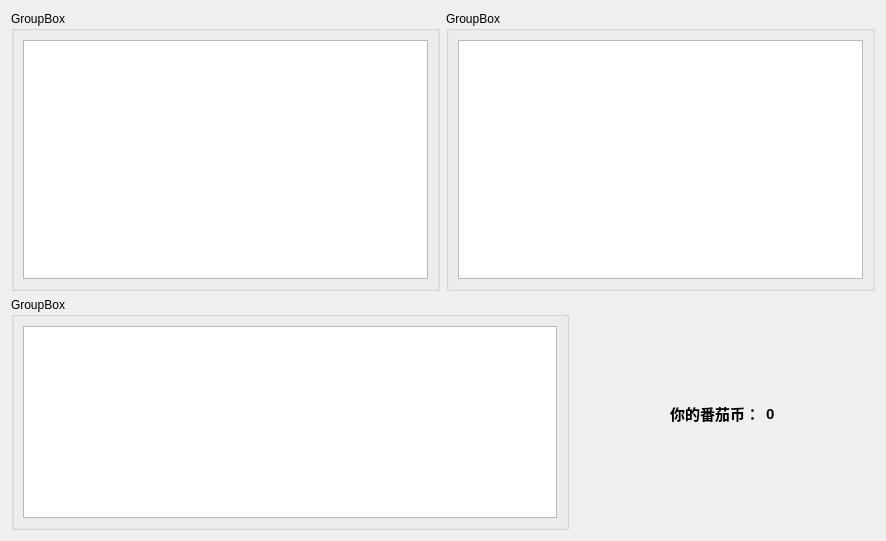
This is gui/firstWidget.ui in WatsonJay/tomato_farm as Qt 5 draws it before an edit. The edited form follows.
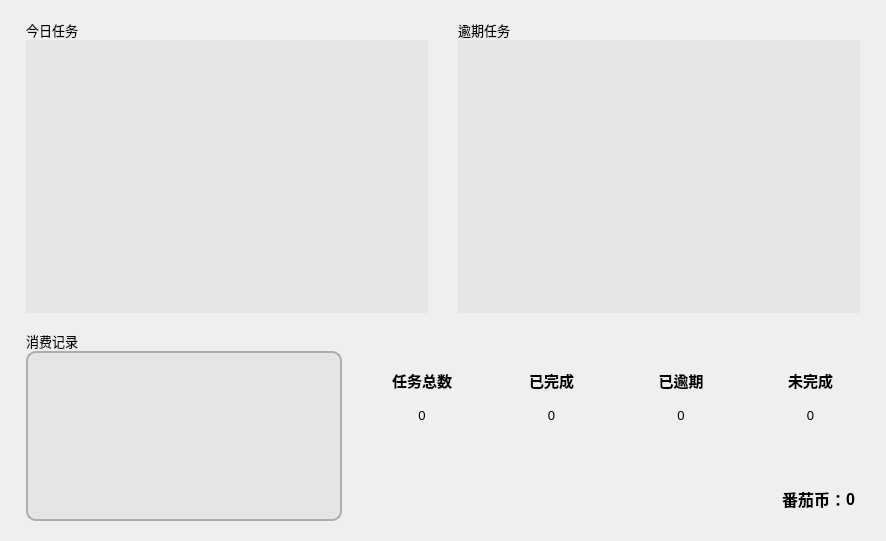
This is the edited form. Icons and pictures are not drawn.

The edit to the form file:
```diff
--- a/gui/firstWidget.ui
+++ b/gui/firstWidget.ui
@@ -13,154 +13,526 @@
   <property name="windowTitle">
    <string/>
   </property>
-  <layout class="QVBoxLayout" name="verticalLayout" stretch="6,0">
+  <layout class="QVBoxLayout" name="verticalLayout_5" stretch="6,4">
+   <property name="spacing">
+    <number>0</number>
+   </property>
    <item>
     <layout class="QHBoxLayout" name="horizontalLayout">
+     <property name="spacing">
+      <number>0</number>
+     </property>
      <item>
-      <widget class="QGroupBox" name="groupBox">
-       <property name="title">
-        <string>GroupBox</string>
+      <layout class="QVBoxLayout" name="verticalLayout">
+       <property name="leftMargin">
+        <number>15</number>
        </property>
-       <layout class="QVBoxLayout" name="verticalLayout_2">
-        <item>
-         <widget class="QListWidget" name="listWidget"/>
-        </item>
-       </layout>
-      </widget>
+       <property name="topMargin">
+        <number>9</number>
+       </property>
+       <property name="rightMargin">
+        <number>15</number>
+       </property>
+       <property name="bottomMargin">
+        <number>9</number>
+       </property>
+       <item>
+        <widget class="QLabel" name="label">
+         <property name="font">
+          <font>
+           <family>Microsoft YaHei UI</family>
+           <pointsize>10</pointsize>
+          </font>
+         </property>
+         <property name="text">
+          <string>今日任务</string>
+         </property>
+        </widget>
+       </item>
+       <item>
+        <widget class="QListWidget" name="todayListWidget">
+         <property name="styleSheet">
+          <string notr="true">#todayListWidget{
+	border:none;
+	background-color: rgba(209, 209, 209, 90);
+}</string>
+         </property>
+        </widget>
+       </item>
+      </layout>
      </item>
      <item>
-      <widget class="QGroupBox" name="groupBox_2">
-       <property name="title">
-        <string>GroupBox</string>
+      <layout class="QVBoxLayout" name="verticalLayout_2">
+       <property name="leftMargin">
+        <number>15</number>
        </property>
-       <layout class="QVBoxLayout" name="verticalLayout_3">
-        <item>
-         <widget class="QListWidget" name="listWidget_2"/>
-        </item>
-       </layout>
-      </widget>
+       <property name="topMargin">
+        <number>9</number>
+       </property>
+       <property name="rightMargin">
+        <number>15</number>
+       </property>
+       <property name="bottomMargin">
+        <number>9</number>
+       </property>
+       <item>
+        <widget class="QLabel" name="label_2">
+         <property name="font">
+          <font>
+           <family>Microsoft YaHei UI</family>
+           <pointsize>10</pointsize>
+          </font>
+         </property>
+         <property name="text">
+          <string>逾期任务</string>
+         </property>
+        </widget>
+       </item>
+       <item>
+        <widget class="QListWidget" name="overdueListWidget">
+         <property name="styleSheet">
+          <string notr="true">#overdueListWidget{
+	border:none;
+	background-color: rgba(209, 209, 209, 90);
+}</string>
+         </property>
+        </widget>
+       </item>
+      </layout>
      </item>
     </layout>
    </item>
    <item>
-    <layout class="QHBoxLayout" name="horizontalLayout_2" stretch="6,0">
+    <layout class="QHBoxLayout" name="horizontalLayout_2" stretch="4,6">
      <item>
-      <widget class="QGroupBox" name="groupBox_3">
-       <property name="title">
-        <string>GroupBox</string>
+      <layout class="QVBoxLayout" name="verticalLayout_3">
+       <property name="leftMargin">
+        <number>15</number>
        </property>
-       <layout class="QVBoxLayout" name="verticalLayout_4">
-        <item>
-         <widget class="QTextBrowser" name="textBrowser"/>
-        </item>
-       </layout>
-      </widget>
+       <property name="topMargin">
+        <number>9</number>
+       </property>
+       <property name="rightMargin">
+        <number>15</number>
+       </property>
+       <property name="bottomMargin">
+        <number>9</number>
+       </property>
+       <item>
+        <widget class="QLabel" name="label_5">
+         <property name="font">
+          <font>
+           <family>Microsoft YaHei UI</family>
+           <pointsize>10</pointsize>
+          </font>
+         </property>
+         <property name="text">
+          <string>消费记录</string>
+         </property>
+        </widget>
+       </item>
+       <item>
+        <widget class="QTextBrowser" name="textBrowser">
+         <property name="styleSheet">
+          <string notr="true">QTextBrowser{
+	border:2px solid #adadad;
+    border-radius:10px;
+    padding:2px 4px;
+	background: rgba(209, 209, 209, 90);
+}</string>
+         </property>
+        </widget>
+       </item>
+      </layout>
      </item>
      <item>
-      <layout class="QVBoxLayout" name="verticalLayout_6">
+      <layout class="QVBoxLayout" name="verticalLayout_4" stretch="7,3">
+       <property name="spacing">
+        <number>0</number>
+       </property>
+       <item>
+        <layout class="QHBoxLayout" name="horizontalLayout_3">
+         <item>
+          <layout class="QVBoxLayout" name="verticalLayout_6">
+           <item>
+            <spacer name="verticalSpacer_5">
+             <property name="orientation">
+              <enum>Qt::Vertical</enum>
+             </property>
+             <property name="sizeHint" stdset="0">
+              <size>
+               <width>20</width>
+               <height>40</height>
+              </size>
+             </property>
+            </spacer>
+           </item>
+           <item>
+            <widget class="QLabel" name="label_7">
+             <property name="minimumSize">
+              <size>
+               <width>0</width>
+               <height>40</height>
+              </size>
+             </property>
+             <property name="font">
+              <font>
+               <family>Microsoft YaHei UI</family>
+               <pointsize>11</pointsize>
+               <weight>75</weight>
+               <bold>true</bold>
+              </font>
+             </property>
+             <property name="text">
+              <string>任务总数</string>
+             </property>
+             <property name="alignment">
+              <set>Qt::AlignCenter</set>
+             </property>
+            </widget>
+           </item>
+           <item>
+            <widget class="QLabel" name="label_8">
+             <property name="minimumSize">
+              <size>
+               <width>0</width>
+               <height>30</height>
+              </size>
+             </property>
+             <property name="font">
+              <font>
+               <family>Microsoft YaHei UI</family>
+               <pointsize>10</pointsize>
+              </font>
+             </property>
+             <property name="text">
+              <string>0</string>
+             </property>
+             <property name="alignment">
+              <set>Qt::AlignCenter</set>
+             </property>
+            </widget>
+           </item>
+           <item>
+            <spacer name="verticalSpacer">
+             <property name="orientation">
+              <enum>Qt::Vertical</enum>
+             </property>
+             <property name="sizeType">
+              <enum>QSizePolicy::Preferred</enum>
+             </property>
+             <property name="sizeHint" stdset="0">
+              <size>
+               <width>20</width>
+               <height>40</height>
+              </size>
+             </property>
+            </spacer>
+           </item>
+          </layout>
+         </item>
+         <item>
+          <layout class="QVBoxLayout" name="verticalLayout_8">
+           <item>
+            <spacer name="verticalSpacer_6">
+             <property name="orientation">
+              <enum>Qt::Vertical</enum>
+             </property>
+             <property name="sizeHint" stdset="0">
+              <size>
+               <width>20</width>
+               <height>40</height>
+              </size>
+             </property>
+            </spacer>
+           </item>
+           <item>
+            <widget class="QLabel" name="label_9">
+             <property name="minimumSize">
+              <size>
+               <width>0</width>
+               <height>40</height>
+              </size>
+             </property>
+             <property name="font">
+              <font>
+               <family>Microsoft YaHei UI</family>
+               <pointsize>11</pointsize>
+               <weight>75</weight>
+               <bold>true</bold>
+              </font>
+             </property>
+             <property name="text">
+              <string>已完成</string>
+             </property>
+             <property name="alignment">
+              <set>Qt::AlignCenter</set>
+             </property>
+            </widget>
+           </item>
+           <item>
+            <widget class="QLabel" name="label_10">
+             <property name="minimumSize">
+              <size>
+               <width>0</width>
+               <height>30</height>
+              </size>
+             </property>
+             <property name="font">
+              <font>
+               <family>Microsoft YaHei UI</family>
+               <pointsize>10</pointsize>
+              </font>
+             </property>
+             <property name="text">
+              <string>0</string>
+             </property>
+             <property name="alignment">
+              <set>Qt::AlignCenter</set>
+             </property>
+            </widget>
+           </item>
+           <item>
+            <spacer name="verticalSpacer_2">
+             <property name="orientation">
+              <enum>Qt::Vertical</enum>
+             </property>
+             <property name="sizeType">
+              <enum>QSizePolicy::Preferred</enum>
+             </property>
+             <property name="sizeHint" stdset="0">
+              <size>
+               <width>20</width>
+               <height>40</height>
+              </size>
+             </property>
+            </spacer>
+           </item>
+          </layout>
+         </item>
+         <item>
+          <layout class="QVBoxLayout" name="verticalLayout_7">
+           <item>
+            <spacer name="verticalSpacer_7">
+             <property name="orientation">
+              <enum>Qt::Vertical</enum>
+             </property>
+             <property name="sizeHint" stdset="0">
+              <size>
+               <width>20</width>
+               <height>40</height>
+              </size>
+             </property>
+            </spacer>
+           </item>
+           <item>
+            <widget class="QLabel" name="label_12">
+             <property name="minimumSize">
+              <size>
+               <width>0</width>
+               <height>40</height>
+              </size>
+             </property>
+             <property name="font">
+              <font>
+               <family>Microsoft YaHei UI</family>
+               <pointsize>11</pointsize>
+               <weight>75</weight>
+               <bold>true</bold>
+              </font>
+             </property>
+             <property name="text">
+              <string>已逾期</string>
+             </property>
+             <property name="alignment">
+              <set>Qt::AlignCenter</set>
+             </property>
+            </widget>
+           </item>
+           <item>
+            <widget class="QLabel" name="label_11">
+             <property name="minimumSize">
+              <size>
+               <width>0</width>
+               <height>30</height>
+              </size>
+             </property>
+             <property name="font">
+              <font>
+               <family>Microsoft YaHei UI</family>
+               <pointsize>10</pointsize>
+              </font>
+             </property>
+             <property name="text">
+              <string>0</string>
+             </property>
+             <property name="alignment">
+              <set>Qt::AlignCenter</set>
+             </property>
+            </widget>
+           </item>
+           <item>
+            <spacer name="verticalSpacer_3">
+             <property name="orientation">
+              <enum>Qt::Vertical</enum>
+             </property>
+             <property name="sizeType">
+              <enum>QSizePolicy::Preferred</enum>
+             </property>
+             <property name="sizeHint" stdset="0">
+              <size>
+               <width>20</width>
+               <height>40</height>
+              </size>
+             </property>
+            </spacer>
+           </item>
+          </layout>
+         </item>
+         <item>
+          <layout class="QVBoxLayout" name="verticalLayout_9">
+           <item>
+            <spacer name="verticalSpacer_8">
+             <property name="orientation">
+              <enum>Qt::Vertical</enum>
+             </property>
+             <property name="sizeHint" stdset="0">
+              <size>
+               <width>20</width>
+               <height>40</height>
+              </size>
+             </property>
+            </spacer>
+           </item>
+           <item>
+            <widget class="QLabel" name="label_13">
+             <property name="minimumSize">
+              <size>
+               <width>0</width>
+               <height>40</height>
+              </size>
+             </property>
+             <property name="font">
+              <font>
+               <family>Microsoft YaHei UI</family>
+               <pointsize>11</pointsize>
+               <weight>75</weight>
+               <bold>true</bold>
+              </font>
+             </property>
+             <property name="text">
+              <string>未完成</string>
+             </property>
+             <property name="alignment">
+              <set>Qt::AlignCenter</set>
+             </property>
+            </widget>
+           </item>
+           <item>
+            <widget class="QLabel" name="label_14">
+             <property name="minimumSize">
+              <size>
+               <width>0</width>
+               <height>30</height>
+              </size>
+             </property>
+             <property name="font">
+              <font>
+               <family>Microsoft YaHei UI</family>
+               <pointsize>10</pointsize>
+              </font>
+             </property>
+             <property name="text">
+              <string>0</string>
+             </property>
+             <property name="alignment">
+              <set>Qt::AlignCenter</set>
+             </property>
+            </widget>
+           </item>
+           <item>
+            <spacer name="verticalSpacer_4">
+             <property name="orientation">
+              <enum>Qt::Vertical</enum>
+             </property>
+             <property name="sizeType">
+              <enum>QSizePolicy::Preferred</enum>
+             </property>
+             <property name="sizeHint" stdset="0">
+              <size>
+               <width>20</width>
+               <height>40</height>
+              </size>
+             </property>
+            </spacer>
+           </item>
+          </layout>
+         </item>
+        </layout>
+       </item>
        <item>
         <layout class="QHBoxLayout" name="horizontalLayout_4">
+         <property name="spacing">
+          <number>0</number>
+         </property>
+         <property name="leftMargin">
+          <number>20</number>
+         </property>
+         <property name="rightMargin">
+          <number>20</number>
+         </property>
          <item>
-          <layout class="QVBoxLayout" name="verticalLayout_7"/>
+          <spacer name="horizontalSpacer">
+           <property name="orientation">
+            <enum>Qt::Horizontal</enum>
+           </property>
+           <property name="sizeHint" stdset="0">
+            <size>
+             <width>40</width>
+             <height>20</height>
+            </size>
+           </property>
+          </spacer>
          </item>
          <item>
-          <layout class="QVBoxLayout" name="verticalLayout_9"/>
+          <widget class="QLabel" name="label_6">
+           <property name="text">
+            <string>&lt;html&gt;&lt;head/&gt;&lt;body&gt;&lt;p&gt;&lt;img src=&quot;:/icon/storage.png&quot; width=&quot;25&quot; height=&quot;25&quot;/&gt;&lt;/p&gt;&lt;/body&gt;&lt;/html&gt;</string>
+           </property>
+          </widget>
          </item>
          <item>
-          <layout class="QVBoxLayout" name="verticalLayout_8"/>
+          <widget class="QLabel" name="label_4">
+           <property name="font">
+            <font>
+             <family>Microsoft YaHei UI</family>
+             <pointsize>12</pointsize>
+             <weight>75</weight>
+             <bold>true</bold>
+            </font>
+           </property>
+           <property name="text">
+            <string>番茄币：</string>
+           </property>
+          </widget>
+         </item>
+         <item>
+          <widget class="QLabel" name="label_3">
+           <property name="font">
+            <font>
+             <family>Microsoft YaHei UI</family>
+             <pointsize>12</pointsize>
+             <weight>75</weight>
+             <bold>true</bold>
+            </font>
+           </property>
+           <property name="text">
+            <string>0</string>
+           </property>
+          </widget>
          </item>
         </layout>
        </item>
-       <item>
-        <widget class="QWidget" name="widget" native="true">
-         <layout class="QHBoxLayout" name="horizontalLayout_3">
-          <item>
-           <spacer name="horizontalSpacer">
-            <property name="orientation">
-             <enum>Qt::Horizontal</enum>
-            </property>
-            <property name="sizeType">
-             <enum>QSizePolicy::Expanding</enum>
-            </property>
-            <property name="sizeHint" stdset="0">
-             <size>
-              <width>20</width>
-              <height>20</height>
-             </size>
-            </property>
-           </spacer>
-          </item>
-          <item>
-           <widget class="QLabel" name="label">
-            <property name="minimumSize">
-             <size>
-              <width>60</width>
-              <height>60</height>
-             </size>
-            </property>
-            <property name="maximumSize">
-             <size>
-              <width>60</width>
-              <height>60</height>
-             </size>
-            </property>
-            <property name="text">
-             <string/>
-            </property>
-           </widget>
-          </item>
-          <item>
-           <widget class="QLabel" name="label_2">
-            <property name="font">
-             <font>
-              <family>Microsoft YaHei UI</family>
-              <pointsize>11</pointsize>
-              <weight>75</weight>
-              <bold>true</bold>
-             </font>
-            </property>
-            <property name="text">
-             <string>你的番茄币：</string>
-            </property>
-           </widget>
-          </item>
-          <item>
-           <widget class="QLabel" name="label_3">
-            <property name="minimumSize">
-             <size>
-              <width>60</width>
-              <height>0</height>
-             </size>
-            </property>
-            <property name="font">
-             <font>
-              <family>Microsoft YaHei UI</family>
-              <pointsize>11</pointsize>
-              <weight>75</weight>
-              <bold>true</bold>
-             </font>
-            </property>
-            <property name="text">
-             <string>0</string>
-            </property>
-           </widget>
-          </item>
-          <item>
-           <spacer name="horizontalSpacer_2">
-            <property name="orientation">
-             <enum>Qt::Horizontal</enum>
-            </property>
-            <property name="sizeHint" stdset="0">
-             <size>
-              <width>40</width>
-              <height>20</height>
-             </size>
-            </property>
-           </spacer>
-          </item>
-         </layout>
-        </widget>
-       </item>
       </layout>
      </item>
     </layout>
```
Left out of the diff: 4 changed lines with no effect on the pictures.
